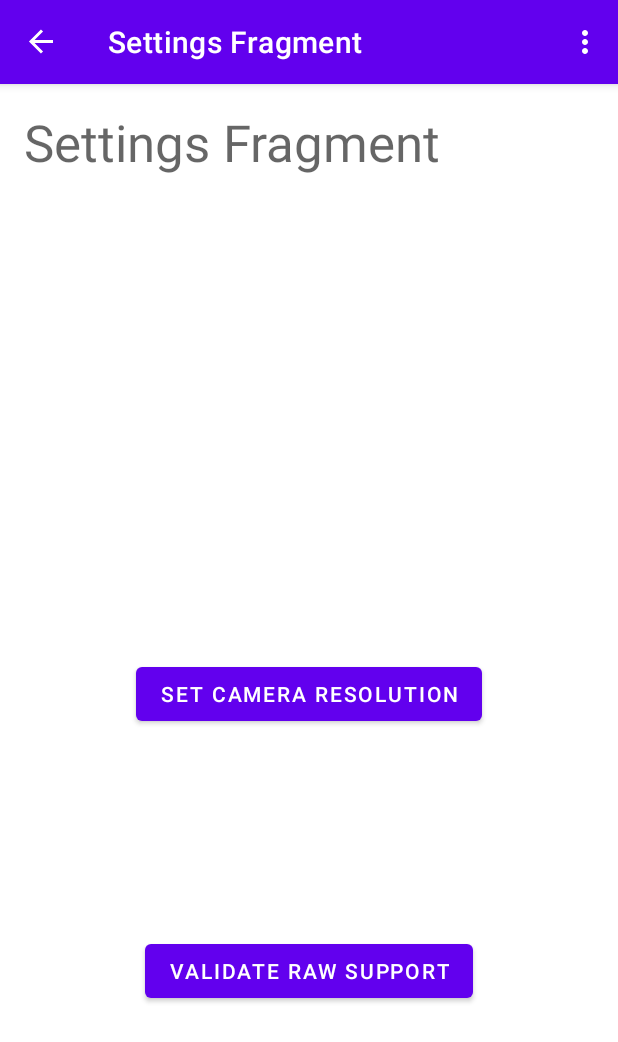
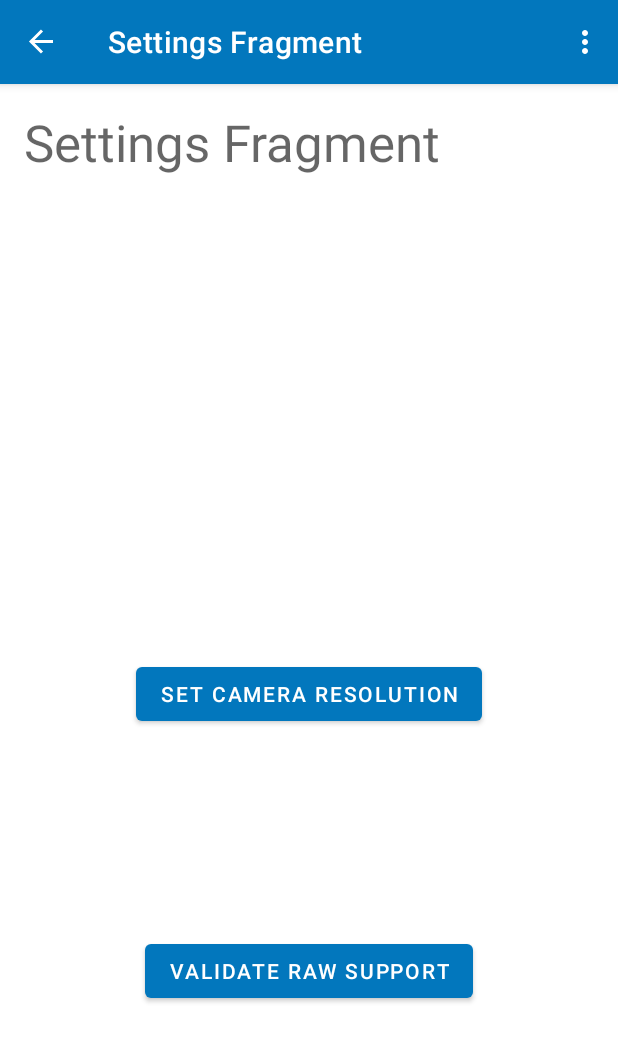
Before and after one commit to navyman4mm/CameraX, an Android app: the SettingsFragment screen opened through its navigation route, on a phone screen of 412 x 824 dp. Shown: the top 1042 px of the screen. Run offline under Robolectric (Android 15) with nearby library versions, the phone set to English and light mode, and no system bars; our stand-ins replace navigation-ui; libraries missing offline, so code that uses them is left out: androidx.camera.camera2, androidx.camera.core, androidx.camera.lifecycle, androidx.camera.view; 2 statements that could not run were skipped.

Commit message:
Minor Clean Up

```diff
--- a/CameraXExtreme/app/src/main/java/com/digital_tectonics/cameraxextreme/extension/CameraExtension.kt
+++ b/CameraXExtreme/app/src/main/java/com/digital_tectonics/cameraxextreme/extension/CameraExtension.kt
@@ -43,7 +43,6 @@ import com.digital_tectonics.cameraxextreme.model.CameraXSetupData
  * @param updateMethod [Lamba] with [CameraXSetupData]
  * @return [ImageCapture] optional
  */
-@SuppressLint("UnsafeOptInUsageError")
 fun Context?.startCameraAndPreview(
     captureViewFinder: PreviewView,
     lifecycleOwner: LifecycleOwner,
@@ -51,7 +50,6 @@ fun Context?.startCameraAndPreview(
     imageCapture: ImageCapture = ImageCapture.Builder()
         .setCaptureMode(CAPTURE_MODE_MAXIMIZE_QUALITY).build(),
 ): CameraXSetupData {
-    var cameraSetup = CameraXSetupData(imageCapture)
     if (this != null) {
         val cameraProviderFuture = ProcessCameraProvider.getInstance(this)
 
@@ -108,7 +106,7 @@ fun Context?.startCameraAndPreview(
         }, ContextCompat.getMainExecutor(this))
     }
 
-    return cameraSetup
+    return CameraXSetupData(imageCapture)
 }
 
 @SuppressLint("UnsafeOptInUsageError")
--- a/CameraXExtreme/app/src/main/res/values-night/themes.xml
+++ b/CameraXExtreme/app/src/main/res/values-night/themes.xml
@@ -2,15 +2,18 @@
     <!-- Base application theme. -->
     <style name="Theme.CameraXExtreme" parent="Theme.MaterialComponents.DayNight.DarkActionBar">
         <!-- Primary brand color. -->
-        <item name="colorPrimary">@color/purple_200</item>
-        <item name="colorPrimaryVariant">@color/purple_700</item>
+        <item name="colorPrimary">@color/dark_blue</item>
+        <item name="colorPrimaryVariant">@color/dark_blue</item>
         <item name="colorOnPrimary">@color/black</item>
         <!-- Secondary brand color. -->
-        <item name="colorSecondary">@color/teal_200</item>
-        <item name="colorSecondaryVariant">@color/teal_200</item>
+        <item name="colorSecondary">@color/dark_green</item>
+        <item name="colorSecondaryVariant">@color/dark_green</item>
         <item name="colorOnSecondary">@color/black</item>
         <!-- Status bar color. -->
         <item name="android:statusBarColor" tools:targetApi="l">?attr/colorPrimaryVariant</item>
+        <!-- Error color -->
+        <item name="colorError">@color/dark_error_red</item>
+        <item name="colorOnError">@color/white</item>
         <!-- Customize your theme here. -->
     </style>
 </resources>
--- a/CameraXExtreme/app/src/main/res/values/colors.xml
+++ b/CameraXExtreme/app/src/main/res/values/colors.xml
@@ -1,10 +1,14 @@
 <?xml version="1.0" encoding="utf-8"?>
 <resources>
-    <color name="purple_200">#FFBB86FC</color>
-    <color name="purple_500">#FF6200EE</color>
-    <color name="purple_700">#FF3700B3</color>
-    <color name="teal_200">#FF03DAC5</color>
-    <color name="teal_700">#FF018786</color>
     <color name="black">#FF000000</color>
     <color name="white">#FFFFFFFF</color>
+
+    <color name="medium_blue">#0277bd</color>
+    <color name="medium_light_blue">#58a5f0</color>
+    <color name="dark_blue">#004c8c</color>
+    <color name="medium_green">#2e7d32</color>
+    <color name="medium_light_green">#60ad5e</color>
+    <color name="dark_green">#005005</color>
+    <color name="error_red">#930320</color>
+    <color name="dark_error_red">#E40834</color>
 </resources>
--- a/CameraXExtreme/app/src/main/res/values/themes.xml
+++ b/CameraXExtreme/app/src/main/res/values/themes.xml
@@ -2,15 +2,18 @@
     <!-- Base application theme. -->
     <style name="Theme.CameraXExtreme" parent="Theme.MaterialComponents.DayNight.DarkActionBar">
         <!-- Primary brand color. -->
-        <item name="colorPrimary">@color/purple_500</item>
-        <item name="colorPrimaryVariant">@color/purple_700</item>
+        <item name="colorPrimary">@color/medium_blue</item>
+        <item name="colorPrimaryVariant">@color/medium_light_blue</item>
         <item name="colorOnPrimary">@color/white</item>
         <!-- Secondary brand color. -->
-        <item name="colorSecondary">@color/teal_200</item>
-        <item name="colorSecondaryVariant">@color/teal_700</item>
-        <item name="colorOnSecondary">@color/black</item>
+        <item name="colorSecondary">@color/medium_green</item>
+        <item name="colorSecondaryVariant">@color/medium_light_green</item>
+        <item name="colorOnSecondary">@color/white</item>
         <!-- Status bar color. -->
         <item name="android:statusBarColor" tools:targetApi="l">?attr/colorPrimaryVariant</item>
+        <!-- Error color -->
+        <item name="colorError">@color/error_red</item>
+        <item name="colorOnError">@color/white</item>
         <!-- Customize your theme here. -->
     </style>
 
```
